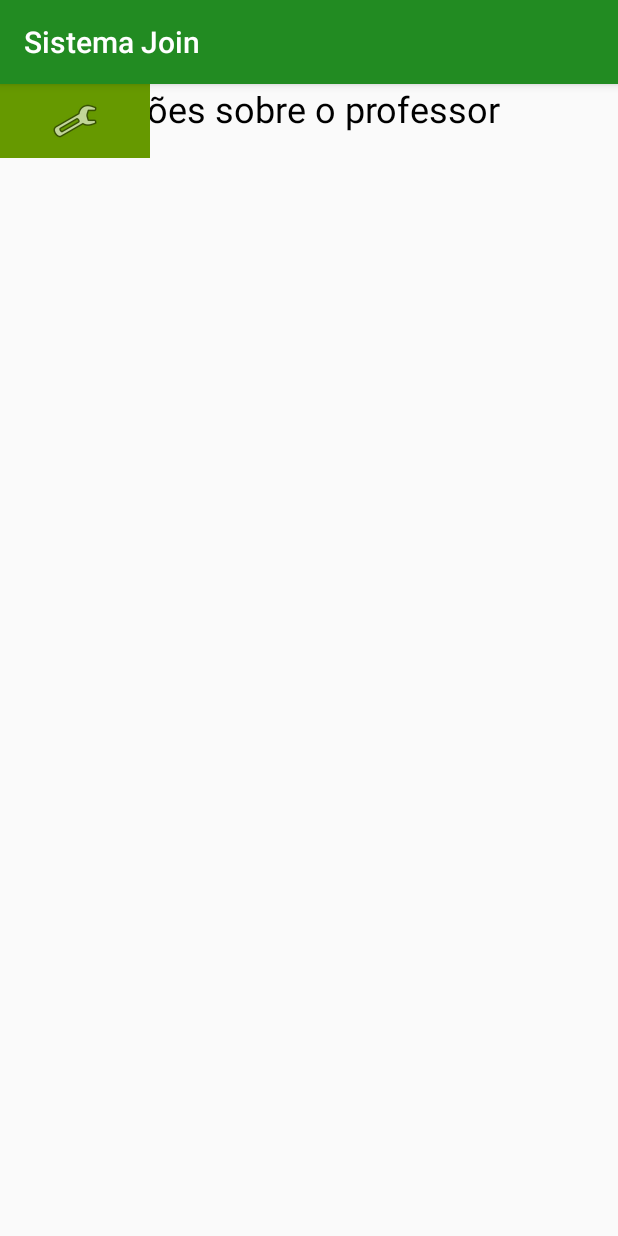
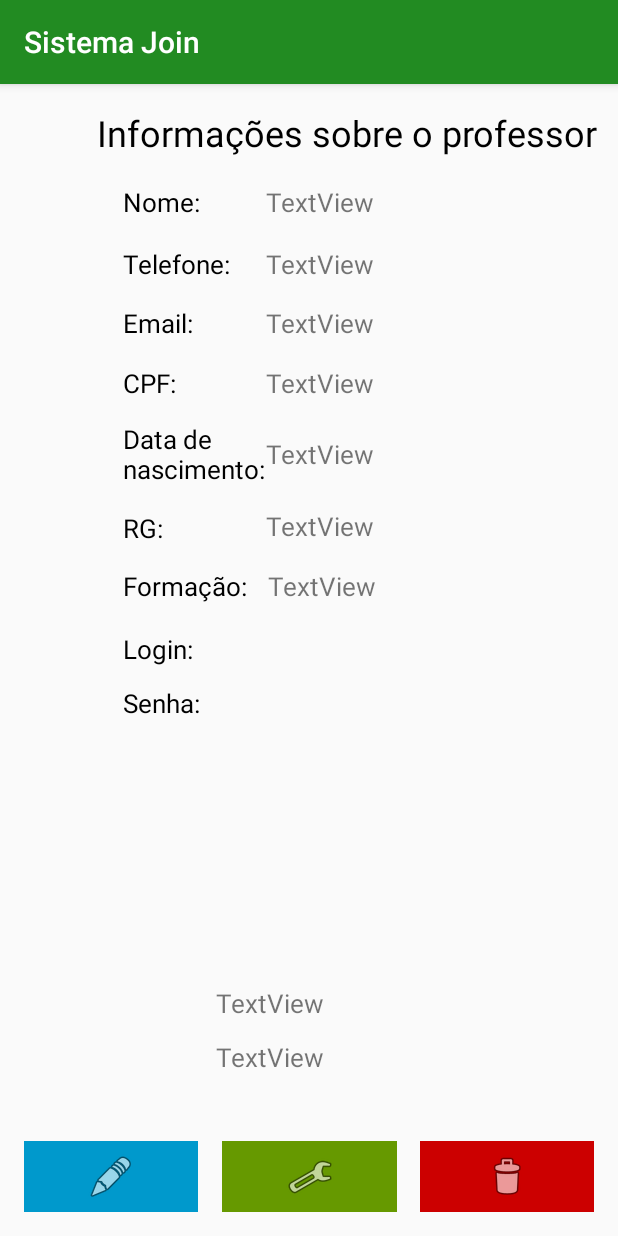
Before and after one commit to matheuspereiradev/SistemaJoin, an Android app: the ViewExibirInformacoesProfessor screen opened directly, with no data from a screen before it, on a phone screen of 412 x 824 dp. Run offline under Robolectric (Android 15) with nearby library versions, the phone set to English and light mode, and no system bars.

Commit message:
Design concluido e linkado com java

```diff
--- a/app/src/main/AndroidManifest.xml
+++ b/app/src/main/AndroidManifest.xml
@@ -34,7 +34,8 @@
         <activity android:name=".Activitys.ViewRealizarAvaliacao" />
         <activity android:name=".Activitys.ViewHomeSistemaEscola" />
         <activity android:name=".Activitys.ViewListaProfessores" />
-        <activity android:name=".Activitys.ViewExibirInformacoesProfessor"></activity>
+        <activity android:name=".Activitys.ViewExibirInformacoesProfessor" />
+        <activity android:name=".ViewConfigurarConta"></activity>
     </application>
 
 </manifest>
--- a/app/src/main/java/com/app/join/sistemajoin/Activitys/ViewExibirInformacoesEscola.java
+++ b/app/src/main/java/com/app/join/sistemajoin/Activitys/ViewExibirInformacoesEscola.java
@@ -18,10 +18,10 @@ public class ViewExibirInformacoesEscola extends AppCompatActivity {
         setContentView(R.layout.activity_view_exibir_informacoes_escola);
 
         //==========inicio conexão java com xml
-        cmpNomeEsc=(TextView)findViewById(R.id.cmpFormacaoProf);
-        cmpTelEsc=(TextView)findViewById(R.id.cmpTelProf);
-        cmpEmailEsc=(TextView)findViewById(R.id.cmpEmailProf);
-        cmpCNPJEsc=(TextView)findViewById(R.id.cmpCPFProf);
+        cmpNomeEsc=(TextView)findViewById(R.id.cmpNomeEsc);
+        cmpTelEsc=(TextView)findViewById(R.id.cmpTelEsc);
+        cmpEmailEsc=(TextView)findViewById(R.id.cmpEmailEsc);
+        cmpCNPJEsc=(TextView)findViewById(R.id.cmpCNPJEsc);
         cmpLoginEsc=(TextView)findViewById(R.id.cmpLoginEsc);
         cmpSenhaEsc=(TextView)findViewById(R.id.cmpSenhaEsc);
         btConfigEsc=(ImageButton)findViewById(R.id.btConfigEsc);
--- a/app/src/main/java/com/app/join/sistemajoin/Activitys/ViewExibirInformacoesProfessor.java
+++ b/app/src/main/java/com/app/join/sistemajoin/Activitys/ViewExibirInformacoesProfessor.java
@@ -2,14 +2,30 @@ package com.app.join.sistemajoin.Activitys;
 
 import android.support.v7.app.AppCompatActivity;
 import android.os.Bundle;
+import android.widget.ImageButton;
+import android.widget.TextView;
 
 import com.app.join.sistemajoin.R;
 
 public class ViewExibirInformacoesProfessor extends AppCompatActivity {
 
+    TextView cmpNomeProf,cmpTelProf,cmpEmailProf,cmpCPFProf,cmpDataNascProf,cmpRGProf,cmpFormacaoProf,cmpLoginProf,cmpSenhaProf;
+    ImageButton btEditProf,btConfigProf,btExcluirProf;
     @Override
     protected void onCreate(Bundle savedInstanceState) {
         super.onCreate(savedInstanceState);
         setContentView(R.layout.activity_view_exibir_informacoes_professor);
+        cmpNomeProf=(TextView)findViewById(R.id.cmpNomeProf);
+        cmpTelProf=(TextView)findViewById(R.id.cmpTelProf);
+        cmpEmailProf=(TextView)findViewById(R.id.cmpEmailEsc);
+        cmpCPFProf=(TextView)findViewById(R.id.cmpCNPJEsc);
+        cmpDataNascProf=(TextView)findViewById(R.id.cmpDataNascProf);
+        cmpRGProf=(TextView)findViewById(R.id.cmpRGProf);
+        cmpFormacaoProf=(TextView)findViewById(R.id.cmpFormacaoProf);
+        cmpLoginProf=(TextView)findViewById(R.id.cmpLoginProf);
+        cmpSenhaProf=(TextView)findViewById(R.id.cmpSenhaProf);
+        btEditProf=(ImageButton)findViewById(R.id.btEditProf);
+        btConfigProf=(ImageButton) findViewById(R.id.btConfigProf);
+        btExcluirProf=(ImageButton)findViewById(R.id.btExcluirProf);
     }
 }
--- a/app/src/main/java/com/app/join/sistemajoin/Activitys/ViewListaProfessores.java
+++ b/app/src/main/java/com/app/join/sistemajoin/Activitys/ViewListaProfessores.java
@@ -2,14 +2,18 @@ package com.app.join.sistemajoin.Activitys;
 
 import android.support.v7.app.AppCompatActivity;
 import android.os.Bundle;
+import android.widget.ListView;
 
 import com.app.join.sistemajoin.R;
 
 public class ViewListaProfessores extends AppCompatActivity {
 
+    ListView lwProfessoresCadastrados;
     @Override
     protected void onCreate(Bundle savedInstanceState) {
         super.onCreate(savedInstanceState);
         setContentView(R.layout.activity_view_lista_professores);
+
+        lwProfessoresCadastrados=(ListView)findViewById(R.id.lwProfessoresCadastrados);
     }
 }
--- /dev/null
+++ b/app/src/main/java/com/app/join/sistemajoin/ViewConfigurarConta.java
@@ -0,0 +1,13 @@
+package com.app.join.sistemajoin;
+
+import android.support.v7.app.AppCompatActivity;
+import android.os.Bundle;
+
+public class ViewConfigurarConta extends AppCompatActivity {
+
+    @Override
+    protected void onCreate(Bundle savedInstanceState) {
+        super.onCreate(savedInstanceState);
+        setContentView(R.layout.activity_view_configurar_conta);
+    }
+}
--- /dev/null
+++ b/app/src/main/res/layout/activity_view_configurar_conta.xml
@@ -0,0 +1,36 @@
+<?xml version="1.0" encoding="utf-8"?>
+<android.support.constraint.ConstraintLayout xmlns:android="http://schemas.android.com/apk/res/android"
+    xmlns:app="http://schemas.android.com/apk/res-auto"
+    xmlns:tools="http://schemas.android.com/tools"
+    android:layout_width="match_parent"
+    android:layout_height="match_parent"
+    tools:context=".ViewConfigurarConta">
+
+    <TextView
+        android:id="@+id/textView44"
+        android:layout_width="wrap_content"
+        android:layout_height="wrap_content"
+        android:text="Configurações da conta"
+        android:textColor="@android:color/background_dark"
+        android:textSize="25sp"
+        tools:layout_editor_absoluteX="48dp"
+        tools:layout_editor_absoluteY="26dp" />
+
+    <Switch
+        android:id="@+id/switch1"
+        android:layout_width="wrap_content"
+        android:layout_height="wrap_content"
+        android:text="Cadastro ativo"
+        android:textSize="28sp"
+        tools:layout_editor_absoluteX="70dp"
+        tools:layout_editor_absoluteY="92dp" />
+
+    <TextView
+        android:id="@+id/textView52"
+        android:layout_width="wrap_content"
+        android:layout_height="wrap_content"
+        android:text="TextView"
+        tools:layout_editor_absoluteX="151dp"
+        tools:layout_editor_absoluteY="191dp" />
+
+</android.support.constraint.ConstraintLayout>
--- a/app/src/main/res/layout/activity_view_exibir_informacoes_escola.xml
+++ b/app/src/main/res/layout/activity_view_exibir_informacoes_escola.xml
@@ -72,7 +72,7 @@
         android:text="Telefone:"
         android:textColor="@android:color/background_dark"
         android:textSize="17sp"
-        app:layout_constraintBaseline_toBaselineOf="@+id/cmpTelProf"
+        app:layout_constraintBaseline_toBaselineOf="@+id/cmpTelEsc"
         app:layout_constraintStart_toStartOf="@+id/textView19" />
 
     <TextView
@@ -106,20 +106,20 @@
         android:layout_marginTop="20dp"
         android:text="TextView"
         android:textSize="17sp"
-        app:layout_constraintStart_toStartOf="@+id/cmpCPFProf"
-        app:layout_constraintTop_toBottomOf="@+id/cmpCPFProf" />
+        app:layout_constraintStart_toStartOf="@+id/cmpCNPJEsc"
+        app:layout_constraintTop_toBottomOf="@+id/cmpCNPJEsc" />
 
     <TextView
-        android:id="@+id/cmpFormacaoProf"
+        android:id="@+id/cmpNomeEsc"
         android:layout_width="wrap_content"
         android:layout_height="wrap_content"
         android:text="TextView"
         android:textSize="17sp"
-        app:layout_constraintStart_toStartOf="@+id/cmpTelProf"
+        app:layout_constraintStart_toStartOf="@+id/cmpTelEsc"
         app:layout_constraintTop_toTopOf="@+id/textView19" />
 
     <TextView
-        android:id="@+id/cmpTelProf"
+        android:id="@+id/cmpTelEsc"
         android:layout_width="wrap_content"
         android:layout_height="wrap_content"
         android:layout_marginLeft="12dp"
@@ -128,27 +128,27 @@
         android:text="TextView"
         android:textSize="17sp"
         app:layout_constraintStart_toEndOf="@+id/textView15"
-        app:layout_constraintTop_toBottomOf="@+id/cmpFormacaoProf" />
+        app:layout_constraintTop_toBottomOf="@+id/cmpNomeEsc" />
 
     <TextView
-        android:id="@+id/cmpEmailProf"
+        android:id="@+id/cmpEmailEsc"
         android:layout_width="wrap_content"
         android:layout_height="wrap_content"
         android:layout_marginTop="24dp"
         android:text="TextView"
         android:textSize="17sp"
-        app:layout_constraintStart_toStartOf="@+id/cmpTelProf"
-        app:layout_constraintTop_toBottomOf="@+id/cmpTelProf" />
+        app:layout_constraintStart_toStartOf="@+id/cmpTelEsc"
+        app:layout_constraintTop_toBottomOf="@+id/cmpTelEsc" />
 
     <TextView
-        android:id="@+id/cmpCPFProf"
+        android:id="@+id/cmpCNPJEsc"
         android:layout_width="wrap_content"
         android:layout_height="wrap_content"
         android:layout_marginTop="18dp"
         android:text="TextView"
         android:textSize="17sp"
-        app:layout_constraintStart_toStartOf="@+id/cmpEmailProf"
-        app:layout_constraintTop_toBottomOf="@+id/cmpEmailProf" />
+        app:layout_constraintStart_toStartOf="@+id/cmpEmailEsc"
+        app:layout_constraintTop_toBottomOf="@+id/cmpEmailEsc" />
 
     <ImageButton
         android:id="@+id/btExcluirEsc"
--- a/app/src/main/res/layout/activity_view_exibir_informacoes_professor.xml
+++ b/app/src/main/res/layout/activity_view_exibir_informacoes_professor.xml
@@ -7,212 +7,258 @@
     tools:context=".Activitys.ViewExibirInformacoesProfessor"
     tools:layout_editor_absoluteY="81dp">
 
+
     <TextView
-        android:id="@+id/cmpSenhaEsc"
+        android:id="@+id/textView45"
         android:layout_width="wrap_content"
         android:layout_height="wrap_content"
-        android:text="TextView"
-        android:textSize="17sp"
-        tools:layout_editor_absoluteX="244dp"
-        tools:layout_editor_absoluteY="383dp" />
-
-    <TextView
-        android:id="@+id/textView21"
-        android:layout_width="wrap_content"
-        android:layout_height="wrap_content"
-        android:text="Senha:"
-        android:textColor="@android:color/background_dark"
-        android:textSize="17sp"
-        tools:layout_editor_absoluteX="185dp"
-        tools:layout_editor_absoluteY="383dp" />
-
-    <TextView
-        android:id="@+id/textView13"
-        android:layout_width="wrap_content"
-        android:layout_height="wrap_content"
+        android:layout_marginEnd="14dp"
+        android:layout_marginRight="14dp"
+        android:layout_marginTop="16dp"
         android:text="Informações sobre o professor"
         android:textColor="@android:color/background_dark"
         android:textSize="24sp"
-        tools:layout_editor_absoluteX="17dp"
-        tools:layout_editor_absoluteY="16dp" />
-
-    <TextView
-        android:id="@+id/textView14"
-        android:layout_width="wrap_content"
-        android:layout_height="wrap_content"
-        android:text="Login:"
-        android:textColor="@android:color/background_dark"
-        android:textSize="17sp"
-        tools:layout_editor_absoluteX="29dp"
-        tools:layout_editor_absoluteY="383dp" />
-
-    <TextView
-        android:id="@+id/textView19"
-        android:layout_width="99dp"
-        android:layout_height="41dp"
-        android:text="Data de nascimento:"
-        android:textColor="@android:color/background_dark"
-        android:textSize="17sp"
-        tools:layout_editor_absoluteX="29dp"
-        tools:layout_editor_absoluteY="235dp" />
+        app:layout_constraintEnd_toEndOf="parent"
+        app:layout_constraintTop_toTopOf="parent" />
 
     <TextView
         android:id="@+id/textView23"
         android:layout_width="wrap_content"
         android:layout_height="wrap_content"
-        android:text="Formação:"
+        android:layout_marginLeft="17dp"
+        android:layout_marginStart="17dp"
+        android:layout_marginTop="18dp"
+        android:text="Nome:"
         android:textColor="@android:color/background_dark"
         android:textSize="17sp"
-        tools:layout_editor_absoluteX="29dp"
-        tools:layout_editor_absoluteY="336dp" />
+        app:layout_constraintStart_toStartOf="@+id/textView45"
+        app:layout_constraintTop_toBottomOf="@+id/textView45" />
+
+    <TextView
+        android:id="@+id/textView24"
+        android:layout_width="wrap_content"
+        android:layout_height="wrap_content"
+        android:layout_marginTop="17dp"
+        android:text="Telefone:"
+        android:textColor="@android:color/background_dark"
+        android:textSize="17sp"
+        app:layout_constraintStart_toStartOf="@+id/textView23"
+        app:layout_constraintTop_toBottomOf="@+id/textView23" />
 
     <TextView
         android:id="@+id/textView42"
         android:layout_width="wrap_content"
         android:layout_height="wrap_content"
+        android:layout_marginTop="15dp"
+        android:text="Email:"
+        android:textColor="@android:color/background_dark"
+        android:textSize="17sp"
+        app:layout_constraintStart_toStartOf="@+id/textView24"
+        app:layout_constraintTop_toBottomOf="@+id/textView24" />
+
+    <TextView
+        android:id="@+id/textView46"
+        android:layout_width="wrap_content"
+        android:layout_height="wrap_content"
+        android:layout_marginTop="16dp"
+        android:text="CPF:"
+        android:textColor="@android:color/background_dark"
+        android:textSize="17sp"
+        app:layout_constraintStart_toStartOf="@+id/textView42"
+        app:layout_constraintTop_toBottomOf="@+id/textView42" />
+
+    <TextView
+        android:id="@+id/textView47"
+        android:layout_width="0dp"
+        android:layout_height="wrap_content"
+        android:layout_marginTop="13dp"
+        android:text="Data de nascimento:"
+        android:textColor="@android:color/background_dark"
+        android:textSize="17sp"
+        app:layout_constraintEnd_toStartOf="@+id/cmpDataNascProf"
+        app:layout_constraintStart_toStartOf="@+id/textView46"
+        app:layout_constraintTop_toBottomOf="@+id/textView46" />
+
+    <TextView
+        android:id="@+id/textView48"
+        android:layout_width="wrap_content"
+        android:layout_height="wrap_content"
+        android:layout_marginTop="15dp"
         android:text="RG:"
         android:textColor="@android:color/background_dark"
         android:textSize="17sp"
-        tools:layout_editor_absoluteX="29dp"
-        tools:layout_editor_absoluteY="296dp" />
+        app:layout_constraintStart_toStartOf="@+id/textView47"
+        app:layout_constraintTop_toBottomOf="@+id/textView47" />
 
     <TextView
-        android:id="@+id/textView24"
+        android:id="@+id/textView49"
         android:layout_width="wrap_content"
         android:layout_height="wrap_content"
-        android:text="Nome:"
+        android:text="Formação:"
         android:textColor="@android:color/background_dark"
         android:textSize="17sp"
-        tools:layout_editor_absoluteX="29dp"
-        tools:layout_editor_absoluteY="68dp" />
+        app:layout_constraintBaseline_toBaselineOf="@+id/cmpFormacaoProf"
+        app:layout_constraintStart_toStartOf="@+id/textView48" />
 
     <TextView
-        android:id="@+id/textView15"
+        android:id="@+id/textView50"
         android:layout_width="wrap_content"
         android:layout_height="wrap_content"
-        android:text="Telefone:"
+        android:layout_marginTop="12dp"
+        android:text="Senha:"
         android:textColor="@android:color/background_dark"
         android:textSize="17sp"
-        tools:layout_editor_absoluteX="29dp"
-        tools:layout_editor_absoluteY="107dp" />
+        app:layout_constraintStart_toStartOf="@+id/textView61"
+        app:layout_constraintTop_toBottomOf="@+id/textView61" />
+
 
     <TextView
-        android:id="@+id/textView18"
+        android:id="@+id/textView61"
         android:layout_width="wrap_content"
         android:layout_height="wrap_content"
-        android:text="CPF:"
+        android:layout_marginTop="18dp"
+        android:text="Login:"
         android:textColor="@android:color/background_dark"
         android:textSize="17sp"
-        tools:layout_editor_absoluteX="29dp"
-        tools:layout_editor_absoluteY="196dp" />
+        app:layout_constraintStart_toStartOf="@+id/textView49"
+        app:layout_constraintTop_toBottomOf="@+id/textView49" />
 
     <TextView
-        android:id="@+id/textView20"
+        android:id="@+id/cmpNomeProf"
         android:layout_width="wrap_content"
         android:layout_height="wrap_content"
-        android:text="Email:"
-        android:textColor="@android:color/background_dark"
+        android:layout_marginLeft="24dp"
+        android:layout_marginStart="24dp"
+        android:layout_marginTop="18dp"
+        android:text="TextView"
         android:textSize="17sp"
-        tools:layout_editor_absoluteX="29dp"
-        tools:layout_editor_absoluteY="157dp" />
+        app:layout_constraintStart_toEndOf="@+id/textView24"
+        app:layout_constraintTop_toBottomOf="@+id/textView45" />
 
     <TextView
-        android:id="@+id/cmpLoginEsc"
+        android:id="@+id/cmpTelProf"
         android:layout_width="wrap_content"
         android:layout_height="wrap_content"
+        android:layout_marginTop="17dp"
         android:text="TextView"
         android:textSize="17sp"
-        tools:layout_editor_absoluteX="86dp"
-        tools:layout_editor_absoluteY="383dp" />
+        app:layout_constraintStart_toStartOf="@+id/cmpNomeProf"
+        app:layout_constraintTop_toBottomOf="@+id/cmpNomeProf" />
+
+    <TextView
+        android:id="@+id/cmpEmailProf"
+        android:layout_width="wrap_content"
+        android:layout_height="wrap_content"
+        android:layout_marginTop="15dp"
+        android:text="TextView"
+        android:textSize="17sp"
+        app:layout_constraintStart_toStartOf="@+id/cmpTelProf"
+        app:layout_constraintTop_toBottomOf="@+id/cmpTelProf" />
+
+    <TextView
+        android:id="@+id/cmpCPFProf"
+        android:layout_width="wrap_content"
+        android:layout_height="wrap_content"
+        android:layout_marginBottom="13dp"
+        android:text="TextView"
+        android:textSize="17sp"
+        app:layout_constraintBottom_toTopOf="@+id/textView47"
+        app:layout_constraintStart_toStartOf="@+id/cmpEmailProf" />
+
+    <TextView
+        android:id="@+id/cmpDataNascProf"
+        android:layout_width="wrap_content"
+        android:layout_height="wrap_content"
+        android:layout_marginTop="10dp"
+        android:text="TextView"
+        android:textSize="17sp"
+        app:layout_constraintStart_toStartOf="@+id/cmpCPFProf"
+        app:layout_constraintTop_toTopOf="@+id/textView47" />
+
+    <TextView
+        android:id="@+id/cmpRGProf"
+        android:layout_width="wrap_content"
+        android:layout_height="wrap_content"
+        android:layout_marginTop="14dp"
+        android:text="TextView"
+        android:textSize="17sp"
+        app:layout_constraintStart_toEndOf="@+id/textView47"
+        app:layout_constraintTop_toBottomOf="@+id/textView47" />
 
     <TextView
         android:id="@+id/cmpFormacaoProf"
         android:layout_width="wrap_content"
         android:layout_height="wrap_content"
+        android:layout_marginLeft="14dp"
+        android:layout_marginStart="14dp"
+        android:layout_marginTop="16dp"
         android:text="TextView"
         android:textSize="17sp"
-        tools:layout_editor_absoluteX="128dp"
-        tools:layout_editor_absoluteY="336dp" />
+        app:layout_constraintStart_toEndOf="@+id/textView49"
+        app:layout_constraintTop_toBottomOf="@+id/cmpRGProf" />
 
     <TextView
-        android:id="@+id/cmpRGProf"
+        android:id="@+id/cmpSenhaProf"
         android:layout_width="wrap_content"
         android:layout_height="wrap_content"
+        android:layout_marginBottom="44dp"
+        android:layout_marginLeft="12dp"
+        android:layout_marginStart="12dp"
         android:text="TextView"
         android:textSize="17sp"
-        tools:layout_editor_absoluteX="128dp"
-        tools:layout_editor_absoluteY="296dp" />
+        app:layout_constraintBottom_toTopOf="@+id/btConfigProf"
+        app:layout_constraintStart_toEndOf="@+id/btEditProf" />
 
     <TextView
-        android:id="@+id/cmpDataNascProf2"
+        android:id="@+id/cmpLoginProf"
         android:layout_width="wrap_content"
         android:layout_height="wrap_content"
+        android:layout_marginBottom="12dp"
         android:text="TextView"
         android:textSize="17sp"
-        tools:layout_editor_absoluteX="128dp"
-        tools:layout_editor_absoluteY="244dp" />
-
-    <TextView
-        android:id="@+id/cmpFormacaoProf"
-        android:layout_width="wrap_content"
-        android:layout_height="wrap_content"
-        android:text="TextView"
-        android:textSize="17sp"
-        tools:layout_editor_absoluteX="128dp"
-        tools:layout_editor_absoluteY="68dp" />
-
-    <TextView
-        android:id="@+id/cmpTelProf"
-        android:layout_width="wrap_content"
-        android:layout_height="wrap_content"
-        android:text="TextView"
-        android:textSize="17sp"
-        tools:layout_editor_absoluteX="128dp"
-        tools:layout_editor_absoluteY="107dp" />
-
-    <TextView
-        android:id="@+id/cmpEmailProf"
-        android:layout_width="wrap_content"
-        android:layout_height="wrap_content"
-        android:text="TextView"
-        android:textSize="17sp"
-        tools:layout_editor_absoluteX="128dp"
-        tools:layout_editor_absoluteY="157dp" />
-
-    <TextView
-        android:id="@+id/cmpCPFProf"
-        android:layout_width="wrap_content"
-        android:layout_height="wrap_content"
-        android:text="TextView"
-        android:textSize="17sp"
-        tools:layout_editor_absoluteX="128dp"
-        tools:layout_editor_absoluteY="196dp" />
+        app:layout_constraintBottom_toTopOf="@+id/cmpSenhaProf"
+        app:layout_constraintStart_toStartOf="@+id/cmpSenhaProf" />
 
     <ImageButton
-        android:id="@+id/btExcluirEsc"
-        android:layout_width="100dp"
-        android:layout_height="49dp"
-        android:background="@android:color/holo_red_dark"
-        app:srcCompat="@android:drawable/ic_menu_delete"
-        tools:layout_editor_absoluteX="244dp"
-        tools:layout_editor_absoluteY="446dp" />
+        android:id="@+id/btEditProf"
+        android:layout_width="0dp"
+        android:layout_height="0dp"
+        android:layout_marginEnd="16dp"
+        android:layout_marginLeft="16dp"
+        android:layout_marginRight="16dp"
+        android:layout_marginStart="16dp"
+        android:background="@android:color/holo_blue_dark"
+        android:src="@android:drawable/ic_menu_edit"
+        app:layout_constraintBottom_toBottomOf="@+id/btConfigProf"
+        app:layout_constraintEnd_toStartOf="@+id/btConfigProf"
+        app:layout_constraintStart_toStartOf="parent"
+        app:layout_constraintTop_toTopOf="@+id/btConfigProf"
+        app:layout_constraintVertical_bias="0.0" />
 
     <ImageButton
-        android:id="@+id/btEditarEsc"
-        android:layout_width="100dp"
-        android:layout_height="49dp"
-        android:background="@android:color/holo_blue_dark"
-        app:srcCompat="@android:drawable/ic_menu_edit"
-        tools:layout_editor_absoluteX="16dp"
-        tools:layout_editor_absoluteY="446dp" />
+        android:id="@+id/btConfigProf"
+        android:layout_width="0dp"
+        android:layout_height="0dp"
+        android:layout_marginEnd="15dp"
+        android:layout_marginRight="15dp"
+        android:background="@android:color/holo_green_dark"
+        android:src="@android:drawable/ic_menu_preferences"
+        app:layout_constraintBottom_toBottomOf="@+id/btExcluirProf"
+        app:layout_constraintEnd_toStartOf="@+id/btExcluirProf"
+        app:layout_constraintStart_toEndOf="@+id/btEditProf"
+        app:layout_constraintTop_toTopOf="@+id/btExcluirProf" />
 
     <ImageButton
-        android:id="@+id/btConfigEsc"
-        android:layout_width="100dp"
-        android:layout_height="49dp"
-        android:background="@android:color/holo_green_dark"
-        app:srcCompat="@android:drawable/ic_menu_manage"
-        tools:layout_editor_absoluteX="132dp"
-        tools:layout_editor_absoluteY="446dp" />
+        android:id="@+id/btExcluirProf"
+        android:layout_width="0dp"
+        android:layout_height="47dp"
+        android:layout_marginBottom="16dp"
+        android:layout_marginEnd="16dp"
+        android:layout_marginRight="16dp"
+        android:background="@android:color/holo_red_dark"
+        android:src="@android:drawable/ic_menu_delete"
+        app:layout_constraintBottom_toBottomOf="parent"
+        app:layout_constraintEnd_toEndOf="parent"
+        app:layout_constraintStart_toEndOf="@+id/btConfigProf" />
 
 </android.support.constraint.ConstraintLayout>
--- a/app/src/main/res/layout/activity_view_lista_professores.xml
+++ b/app/src/main/res/layout/activity_view_lista_professores.xml
@@ -6,4 +6,25 @@
     android:layout_height="match_parent"
     tools:context=".Activitys.ViewListaProfessores">
 
+    <TextView
+        android:id="@+id/textView12"
+        android:layout_width="312dp"
+        android:layout_height="wrap_content"
+        android:layout_marginBottom="12dp"
+        android:text="Abaixo está a lista de todos os professores cadastradas, clique sobre eles para obter informações completas sobre elas"
+        android:textColor="@android:color/background_dark"
+        android:textSize="16sp"
+        app:layout_constraintBottom_toTopOf="@+id/lwEscolasCadastradas"
+        app:layout_constraintEnd_toEndOf="parent"
+        app:layout_constraintStart_toStartOf="parent"
+        app:layout_constraintTop_toTopOf="parent" />
+    <ListView
+        android:id="@+id/lwProfessoresCadastrados"
+        android:layout_width="0dp"
+        android:layout_height="0dp"
+        android:background="@drawable/layout_tabela"
+        app:layout_constraintBottom_toBottomOf="parent"
+        app:layout_constraintEnd_toEndOf="parent"
+        app:layout_constraintStart_toStartOf="parent"
+        app:layout_constraintTop_toBottomOf="@+id/textView12" />
 </android.support.constraint.ConstraintLayout>
```
